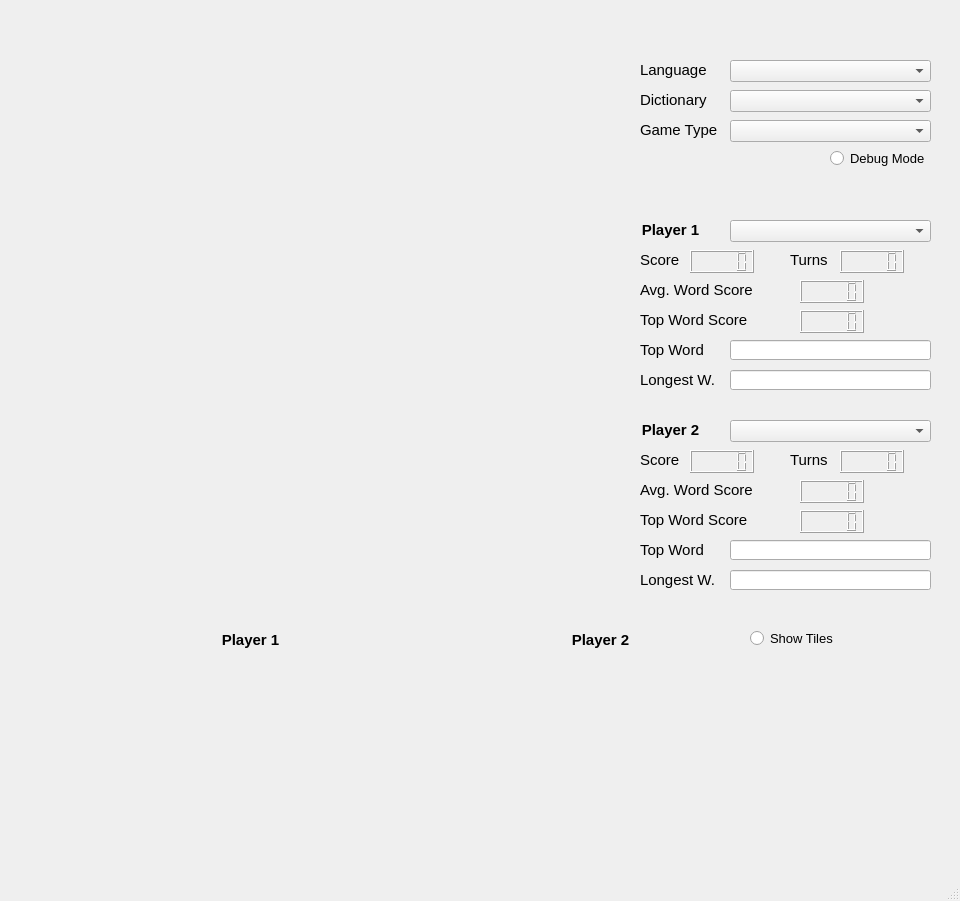
Above: main_window.ui from ramonrsv/ScrabbleArena before the change. Below: the same form after it.
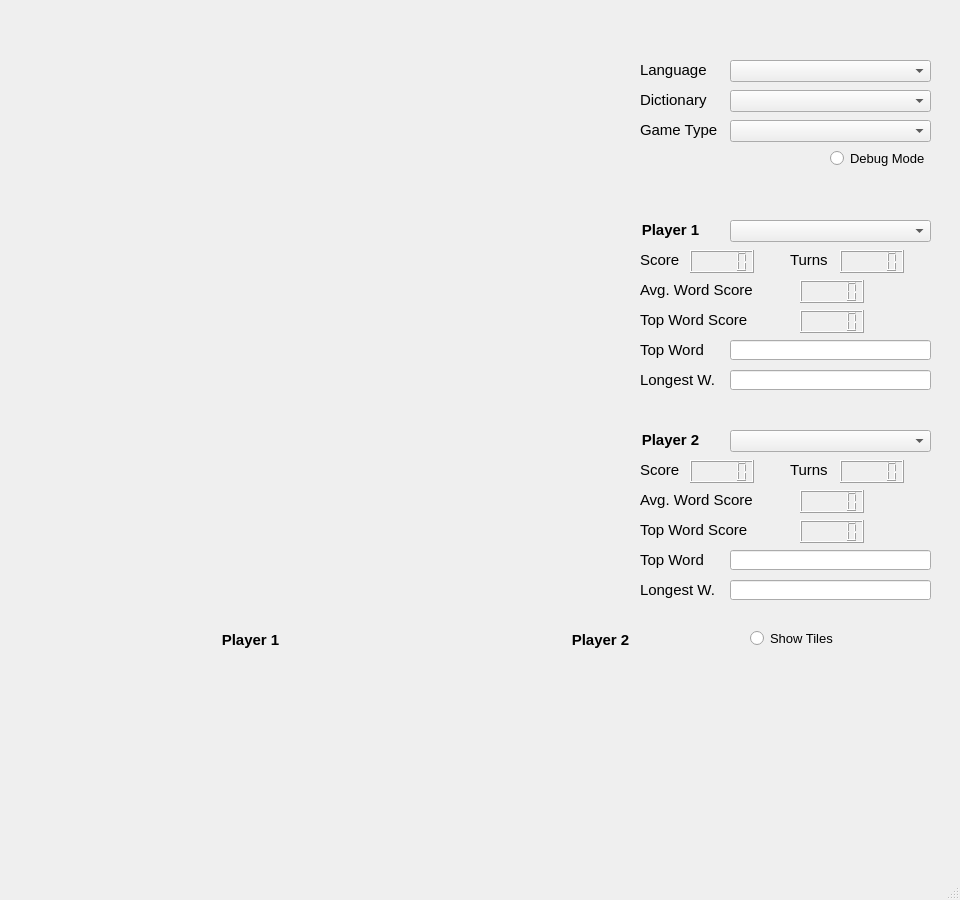
That is the form after the change.

Commit message: Modifying names for player_area_widget children widgets

Diff of the .ui file:
```diff
--- a/main_window.ui
+++ b/main_window.ui
@@ -7,7 +7,7 @@
     <x>0</x>
     <y>0</y>
     <width>960</width>
-    <height>901</height>
+    <height>900</height>
    </rect>
   </property>
   <property name="minimumSize">
@@ -189,7 +189,7 @@
       <x>620</x>
       <y>210</y>
       <width>321</width>
-      <height>391</height>
+      <height>191</height>
      </rect>
     </property>
     <widget class="QLabel" name="player1_label">
@@ -215,30 +215,7 @@
       <set>Qt::AlignCenter</set>
      </property>
     </widget>
-    <widget class="QLabel" name="player1_label_2">
-     <property name="geometry">
-      <rect>
-       <x>10</x>
-       <y>210</y>
-       <width>81</width>
-       <height>20</height>
-      </rect>
-     </property>
-     <property name="font">
-      <font>
-       <pointsize>11</pointsize>
-       <weight>75</weight>
-       <bold>true</bold>
-      </font>
-     </property>
-     <property name="text">
-      <string>Player 2</string>
-     </property>
-     <property name="alignment">
-      <set>Qt::AlignCenter</set>
-     </property>
-    </widget>
-    <widget class="QComboBox" name="player1_selection_box">
+    <widget class="QComboBox" name="player_selection_box_1">
      <property name="geometry">
       <rect>
        <x>110</x>
@@ -248,19 +225,9 @@
       </rect>
      </property>
     </widget>
-    <widget class="QComboBox" name="player2_selection_box">
+    <widget class="QLabel" name="score_label_1">
      <property name="geometry">
       <rect>
-       <x>110</x>
-       <y>210</y>
-       <width>201</width>
-       <height>22</height>
-      </rect>
-     </property>
-    </widget>
-    <widget class="QLabel" name="game_type_label_2">
-     <property name="geometry">
-      <rect>
        <x>20</x>
        <y>40</y>
        <width>81</width>
@@ -453,204 +420,6 @@
       <string>Longest W.</string>
      </property>
     </widget>
-    <widget class="QLCDNumber" name="player2_turns_lcd">
-     <property name="geometry">
-      <rect>
-       <x>220</x>
-       <y>240</y>
-       <width>64</width>
-       <height>23</height>
-      </rect>
-     </property>
-    </widget>
-    <widget class="QLCDNumber" name="player2_avg_word_score_lcd">
-     <property name="geometry">
-      <rect>
-       <x>180</x>
-       <y>270</y>
-       <width>64</width>
-       <height>23</height>
-      </rect>
-     </property>
-    </widget>
-    <widget class="QLabel" name="game_type_label_8">
-     <property name="geometry">
-      <rect>
-       <x>20</x>
-       <y>270</y>
-       <width>121</width>
-       <height>20</height>
-      </rect>
-     </property>
-     <property name="font">
-      <font>
-       <pointsize>11</pointsize>
-       <weight>50</weight>
-       <italic>false</italic>
-       <bold>false</bold>
-      </font>
-     </property>
-     <property name="text">
-      <string>Avg. Word Score</string>
-     </property>
-    </widget>
-    <widget class="QLabel" name="game_type_label_9">
-     <property name="geometry">
-      <rect>
-       <x>20</x>
-       <y>300</y>
-       <width>111</width>
-       <height>20</height>
-      </rect>
-     </property>
-     <property name="font">
-      <font>
-       <pointsize>11</pointsize>
-       <weight>50</weight>
-       <italic>false</italic>
-       <bold>false</bold>
-      </font>
-     </property>
-     <property name="text">
-      <string>Top Word Score</string>
-     </property>
-    </widget>
-    <widget class="QLCDNumber" name="player2_top_word_score_lcd">
-     <property name="geometry">
-      <rect>
-       <x>180</x>
-       <y>300</y>
-       <width>64</width>
-       <height>23</height>
-      </rect>
-     </property>
-    </widget>
-    <widget class="QLineEdit" name="player2_top_word_line">
-     <property name="geometry">
-      <rect>
-       <x>110</x>
-       <y>330</y>
-       <width>201</width>
-       <height>20</height>
-      </rect>
-     </property>
-     <property name="text">
-      <string/>
-     </property>
-     <property name="readOnly">
-      <bool>true</bool>
-     </property>
-    </widget>
-    <widget class="QLabel" name="game_type_label_10">
-     <property name="geometry">
-      <rect>
-       <x>20</x>
-       <y>240</y>
-       <width>81</width>
-       <height>20</height>
-      </rect>
-     </property>
-     <property name="font">
-      <font>
-       <pointsize>11</pointsize>
-       <weight>50</weight>
-       <italic>false</italic>
-       <bold>false</bold>
-      </font>
-     </property>
-     <property name="text">
-      <string>Score</string>
-     </property>
-    </widget>
-    <widget class="QLabel" name="game_type_label_11">
-     <property name="geometry">
-      <rect>
-       <x>170</x>
-       <y>240</y>
-       <width>81</width>
-       <height>20</height>
-      </rect>
-     </property>
-     <property name="font">
-      <font>
-       <pointsize>11</pointsize>
-       <weight>50</weight>
-       <italic>false</italic>
-       <bold>false</bold>
-      </font>
-     </property>
-     <property name="text">
-      <string>Turns</string>
-     </property>
-    </widget>
-    <widget class="QLabel" name="game_type_label_12">
-     <property name="geometry">
-      <rect>
-       <x>20</x>
-       <y>330</y>
-       <width>91</width>
-       <height>20</height>
-      </rect>
-     </property>
-     <property name="font">
-      <font>
-       <pointsize>11</pointsize>
-       <weight>50</weight>
-       <italic>false</italic>
-       <bold>false</bold>
-      </font>
-     </property>
-     <property name="text">
-      <string>Top Word</string>
-     </property>
-    </widget>
-    <widget class="QLabel" name="game_type_label_13">
-     <property name="geometry">
-      <rect>
-       <x>20</x>
-       <y>360</y>
-       <width>91</width>
-       <height>20</height>
-      </rect>
-     </property>
-     <property name="font">
-      <font>
-       <pointsize>11</pointsize>
-       <weight>50</weight>
-       <italic>false</italic>
-       <bold>false</bold>
-      </font>
-     </property>
-     <property name="text">
-      <string>Longest W.</string>
-     </property>
-    </widget>
-    <widget class="QLCDNumber" name="player2_score_lcd">
-     <property name="geometry">
-      <rect>
-       <x>70</x>
-       <y>240</y>
-       <width>64</width>
-       <height>23</height>
-      </rect>
-     </property>
-    </widget>
-    <widget class="QLineEdit" name="player2_longest_word_line_2">
-     <property name="geometry">
-      <rect>
-       <x>110</x>
-       <y>360</y>
-       <width>201</width>
-       <height>20</height>
-      </rect>
-     </property>
-     <property name="text">
-      <string/>
-     </property>
-     <property name="readOnly">
-      <bool>true</bool>
-     </property>
-    </widget>
    </widget>
    <widget class="QWidget" name="player_area_widget" native="true">
     <property name="geometry">
@@ -746,6 +515,244 @@
      </property>
     </widget>
    </widget>
+   <widget class="QWidget" name="player2_stats_widget" native="true">
+    <property name="geometry">
+     <rect>
+      <x>620</x>
+      <y>420</y>
+      <width>321</width>
+      <height>191</height>
+     </rect>
+    </property>
+    <widget class="QLabel" name="player_name_label_2">
+     <property name="geometry">
+      <rect>
+       <x>10</x>
+       <y>10</y>
+       <width>81</width>
+       <height>20</height>
+      </rect>
+     </property>
+     <property name="font">
+      <font>
+       <pointsize>11</pointsize>
+       <weight>75</weight>
+       <bold>true</bold>
+      </font>
+     </property>
+     <property name="text">
+      <string>Player 2</string>
+     </property>
+     <property name="alignment">
+      <set>Qt::AlignCenter</set>
+     </property>
+    </widget>
+    <widget class="QComboBox" name="player_selection_box_2">
+     <property name="geometry">
+      <rect>
+       <x>110</x>
+       <y>10</y>
+       <width>201</width>
+       <height>22</height>
+      </rect>
+     </property>
+    </widget>
+    <widget class="QLabel" name="score_label_2">
+     <property name="geometry">
+      <rect>
+       <x>20</x>
+       <y>40</y>
+       <width>81</width>
+       <height>20</height>
+      </rect>
+     </property>
+     <property name="font">
+      <font>
+       <pointsize>11</pointsize>
+       <weight>50</weight>
+       <italic>false</italic>
+       <bold>false</bold>
+      </font>
+     </property>
+     <property name="text">
+      <string>Score</string>
+     </property>
+    </widget>
+    <widget class="QLCDNumber" name="score_lcd_2">
+     <property name="geometry">
+      <rect>
+       <x>70</x>
+       <y>40</y>
+       <width>64</width>
+       <height>23</height>
+      </rect>
+     </property>
+    </widget>
+    <widget class="QLabel" name="avg_word_score_label_2">
+     <property name="geometry">
+      <rect>
+       <x>20</x>
+       <y>70</y>
+       <width>121</width>
+       <height>20</height>
+      </rect>
+     </property>
+     <property name="font">
+      <font>
+       <pointsize>11</pointsize>
+       <weight>50</weight>
+       <italic>false</italic>
+       <bold>false</bold>
+      </font>
+     </property>
+     <property name="text">
+      <string>Avg. Word Score</string>
+     </property>
+    </widget>
+    <widget class="QLCDNumber" name="avg_word_score_lcd_2">
+     <property name="geometry">
+      <rect>
+       <x>180</x>
+       <y>70</y>
+       <width>64</width>
+       <height>23</height>
+      </rect>
+     </property>
+    </widget>
+    <widget class="QLabel" name="top_word_label_2">
+     <property name="geometry">
+      <rect>
+       <x>20</x>
+       <y>130</y>
+       <width>91</width>
+       <height>20</height>
+      </rect>
+     </property>
+     <property name="font">
+      <font>
+       <pointsize>11</pointsize>
+       <weight>50</weight>
+       <italic>false</italic>
+       <bold>false</bold>
+      </font>
+     </property>
+     <property name="text">
+      <string>Top Word</string>
+     </property>
+    </widget>
+    <widget class="QLabel" name="top_word_score_label_2">
+     <property name="geometry">
+      <rect>
+       <x>20</x>
+       <y>100</y>
+       <width>111</width>
+       <height>20</height>
+      </rect>
+     </property>
+     <property name="font">
+      <font>
+       <pointsize>11</pointsize>
+       <weight>50</weight>
+       <italic>false</italic>
+       <bold>false</bold>
+      </font>
+     </property>
+     <property name="text">
+      <string>Top Word Score</string>
+     </property>
+    </widget>
+    <widget class="QLCDNumber" name="top_word_score_lcd_2">
+     <property name="geometry">
+      <rect>
+       <x>180</x>
+       <y>100</y>
+       <width>64</width>
+       <height>23</height>
+      </rect>
+     </property>
+    </widget>
+    <widget class="QLineEdit" name="top_word_line_2">
+     <property name="geometry">
+      <rect>
+       <x>110</x>
+       <y>130</y>
+       <width>201</width>
+       <height>20</height>
+      </rect>
+     </property>
+     <property name="readOnly">
+      <bool>true</bool>
+     </property>
+    </widget>
+    <widget class="QLabel" name="turns_label_2">
+     <property name="geometry">
+      <rect>
+       <x>170</x>
+       <y>40</y>
+       <width>81</width>
+       <height>20</height>
+      </rect>
+     </property>
+     <property name="font">
+      <font>
+       <pointsize>11</pointsize>
+       <weight>50</weight>
+       <italic>false</italic>
+       <bold>false</bold>
+      </font>
+     </property>
+     <property name="text">
+      <string>Turns</string>
+     </property>
+    </widget>
+    <widget class="QLCDNumber" name="turns_lcd_2">
+     <property name="geometry">
+      <rect>
+       <x>220</x>
+       <y>40</y>
+       <width>64</width>
+       <height>23</height>
+      </rect>
+     </property>
+    </widget>
+    <widget class="QLineEdit" name="longest_word_line_2">
+     <property name="geometry">
+      <rect>
+       <x>110</x>
+       <y>160</y>
+       <width>201</width>
+       <height>20</height>
+      </rect>
+     </property>
+     <property name="text">
+      <string/>
+     </property>
+     <property name="readOnly">
+      <bool>true</bool>
+     </property>
+    </widget>
+    <widget class="QLabel" name="longest_word_label_2">
+     <property name="geometry">
+      <rect>
+       <x>20</x>
+       <y>160</y>
+       <width>91</width>
+       <height>20</height>
+      </rect>
+     </property>
+     <property name="font">
+      <font>
+       <pointsize>11</pointsize>
+       <weight>50</weight>
+       <italic>false</italic>
+       <bold>false</bold>
+      </font>
+     </property>
+     <property name="text">
+      <string>Longest W.</string>
+     </property>
+    </widget>
+   </widget>
   </widget>
   <widget class="QMenuBar" name="menubar">
    <property name="geometry">
```
Left out of the diff: 26 changed lines with no effect on the pictures. The commit also changes 1 other file.
